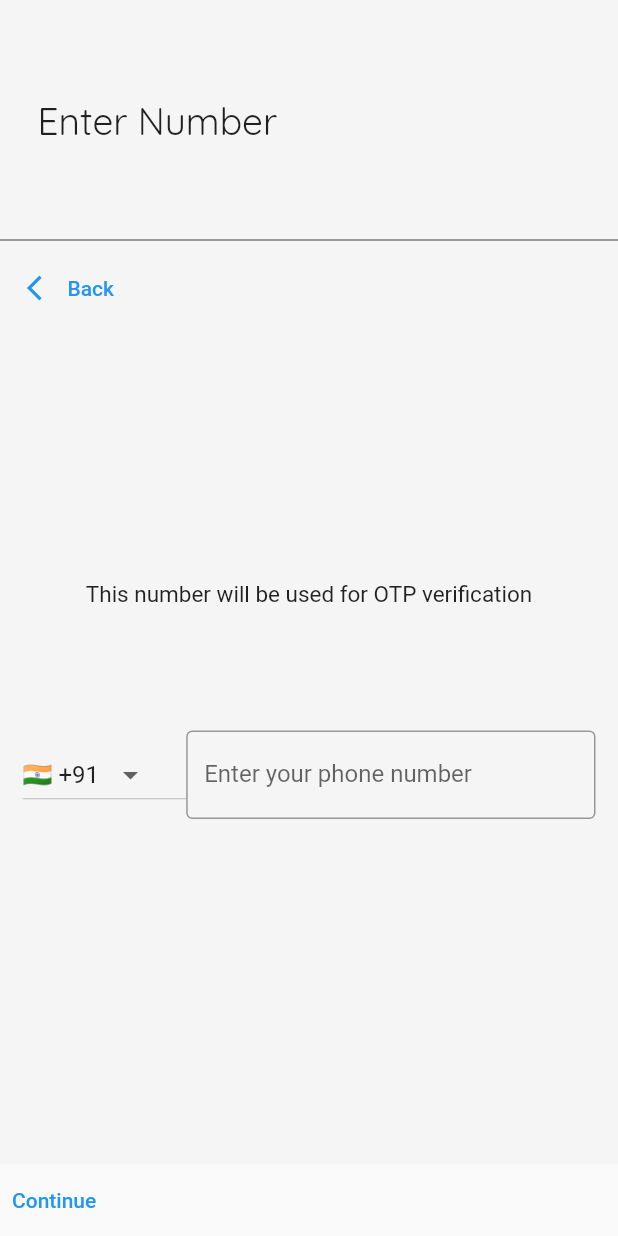
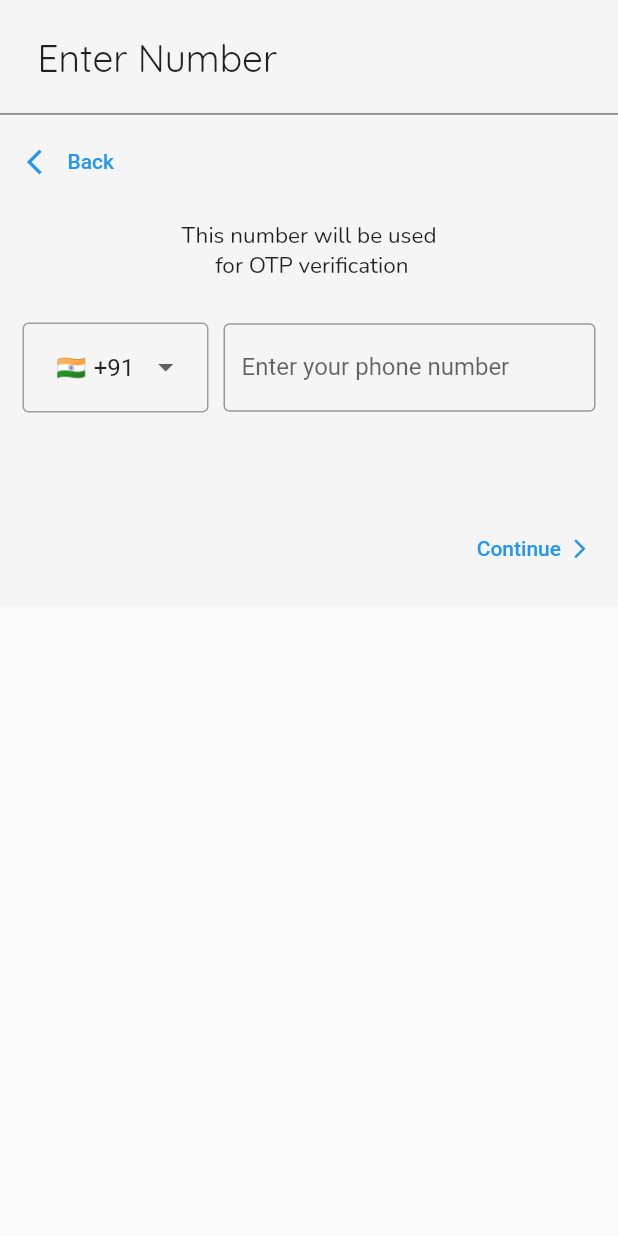
Before and after one commit to Nailsonseat/Acharya_Setu, a Flutter app: the NumberInputPage screen opened directly with empty values, on a phone screen of 412 x 824 dp. Run offline on Flutter 3.47's test engine with Material 2 defaults, Android fonts, the phone set to English and light mode, and no system bars; our stand-ins replace firebase_auth, firebase_core, flutter_svg, go_router, google_fonts, shared_preferences; accounts and stored records are empty.

Commit message:
preserve phone number when going back to edit it

```diff
--- a/lib/screens/sign_in/sign_in_page_layouts/sign_in_method_layouts/otp_method/number_input_page.dart
+++ b/lib/screens/sign_in/sign_in_page_layouts/sign_in_method_layouts/otp_method/number_input_page.dart
@@ -16,7 +16,22 @@ class NumberInputPage extends StatelessWidget {
     var height = MediaQuery.of(context).size.height;
     var width = MediaQuery.of(context).size.width;
     var textScale = MediaQuery.of(context).textScaleFactor;
-    return Column(
+
+    final PhoneNumberProvider phoneNumberProvider =
+    Provider.of<PhoneNumberProvider>(context, listen: false);
+
+    TextEditingController controller=TextEditingController();
+
+    if (phoneNumberProvider.phoneNumber.length!=3){
+      controller.text=phoneNumberProvider.phoneNumber.substring(3,phoneNumberProvider.phoneNumber.length);
+    }
+
+    return Scaffold(
+      resizeToAvoidBottomInset: true,
+      body: SingleChildScrollView(
+        child: SizedBox(
+          height: height / 2.04,
+          child: Column(
             children: [
               Expanded(
                 flex: 1,
@@ -43,9 +58,7 @@ class NumberInputPage extends StatelessWidget {
                   thickness: .5,
                 ),
               ),
-        Expanded(
-            flex: 1,
-            child: Container(
+              Container(
                 alignment: Alignment.topLeft,
                 color: Colors.grey[100],
                 child: Row(
@@ -70,21 +83,21 @@ class NumberInputPage extends StatelessWidget {
                     ),
                   ],
                 ),
-            )),
+              ),
               Expanded(
                   flex: 1,
                   child: Container(
-              alignment: Alignment.center,
+                    alignment: Alignment.topCenter,
                     color: Colors.grey[100],
                     child: Padding(
                       padding: const EdgeInsets.all(15.0),
-                child: Text(
-                  "This number will be used for OTP verification",
+                      child: Wrap(alignment: WrapAlignment.center, children: [
+                        Text("This number will be used\n for OTP verification",
                             textAlign: TextAlign.center,
-                  style: TextStyle(
+                            style: GoogleFonts.nunito(
                               fontSize: textScale * 15,
-                  ),
-                ),
+                            )),
+                      ]),
                     ),
                   )),
               Expanded(
@@ -96,82 +109,116 @@ class NumberInputPage extends StatelessWidget {
                     padding: const EdgeInsets.all(15.0),
                     child: Row(
                       children: [
-                  Expanded(
+                        Flexible(
                           flex: 2,
+                          child: SizedBox(
+                            height: 60,
+                            width: width * 30,
+                            child: Container(
+                              alignment: Alignment.center,
+                              decoration: BoxDecoration(
+                                border: Border.all(
+                                  color: Colors.grey,
+                                  width: 1,
+                                ),
+                                borderRadius: BorderRadius.circular(4),
+                              ),
                               child: Consumer<PhoneNumberProvider>(
                                   builder: (context, countryProvider, child) {
-                      final selectedCountry = countryProvider.selectedCountry ??
+                                final selectedCountry =
+                                    countryProvider.selectedCountry ??
                                         countryProvider.countries[0];
-                      return DropdownButton<Country>(
+                                return Material(
+                                  color: Colors.transparent,
+                                  child: DropdownButton<Country>(
                                     value: selectedCountry,
                                     onChanged: (Country? country) {
                                       if (country != null) {
-                            countryProvider.setSelectedCountry(country);
+                                        countryProvider
+                                            .setSelectedCountry(country);
                                       }
                                     },
+                                    underline: Container(),
                                     items: countryProvider.countries
-                            .map<DropdownMenuItem<Country>>((Country country) {
+                                        .map<DropdownMenuItem<Country>>(
+                                            (Country country) {
                                       return DropdownMenuItem<Country>(
                                         value: country,
-                            child: Text('${country.flag} ${country.code}'),
+                                        child: Row(
+                                          children: [
+                                            const SizedBox(
+                                              width: 6,
+                                            ),
+                                            Text(country.flag),
+                                            const SizedBox(
+                                              width: 5,
+                                            ),
+                                            Text(country.code),
+                                          ],
+                                        ),
                                       );
                                     }).toList(),
+                                  ),
                                 );
                               }),
                             ),
-                  /*Expanded(
-                    flex: 5,
-                    child: TextField(
+                          ),
+                        ),
+                        const SizedBox(
+                          width: 10,
+                        ),
+                        Flexible(
+                          flex: 4,
+                          child: Consumer<PhoneNumberProvider>(
+                            builder: (context, provider, child) {
+                              return TextField(
+                                controller: controller,
                                 keyboardType: TextInputType.number,
-                      onChanged: (value) {},
+                                onChanged: (value) {
+                                  provider.setNumber(value);
+                                },
                                 inputFormatters: [
-                        FilteringTextInputFormatter.allow(RegExp(r'\d')),
+                                  FilteringTextInputFormatter.allow(
+                                      RegExp(r'\d')),
                                 ],
                                 decoration: const InputDecoration(
                                   labelText: "Enter your phone number",
                                   border: OutlineInputBorder(),
                                 ),
-                    ),
-                  ),*/
-                  Consumer<PhoneNumberProvider>(
-                    builder: (context, provider, child) {
-                      return Expanded(
-                        flex: 5,
-                        child: TextField(
-                          keyboardType: TextInputType.number,
-                          onChanged: (value) {
-                            provider.setNumber(value);
-                          },
-                          inputFormatters: [
-                            FilteringTextInputFormatter.allow(RegExp(r'\d')),
-                          ],
-                          decoration: const InputDecoration(
-                            labelText: "Enter your phone number",
-                            border: OutlineInputBorder(),
-                          ),
-                        ),
                               );
                             },
+                          ),
                         )
                       ],
                     ),
                   ),
                 ),
               ),
-        Row(
+              Expanded(
+                child: Container(
+                  color: Colors.grey[100],
+                  padding: const EdgeInsets.fromLTRB(0, 0, 10, 8),
+                  child: Row(
+                    mainAxisAlignment: MainAxisAlignment.end,
                     children: [
-            Container(
-              alignment: Alignment.centerLeft,
-              child: TextButton(
-                onPressed: () {animatedPageJump("OTP2");},
+                      TextButton(
+                        onPressed: () => animatedPageJump("OTP2"),
                         child: Row(
-                  children: const [Text("Continue")],
+                          children: const [
+                            Text("Continue"),
+                            SizedBox(width: 5),
+                            Icon(Icons.arrow_forward_ios, size: 15),
+                          ],
+                        ),
+                      ),
+                    ],
                   ),
                 ),
               ),
             ],
-        )
-      ],
+          ),
+        ),
+      ),
     );
   }
 }
```
Lines whose indentation alone changed are shown as unchanged.
